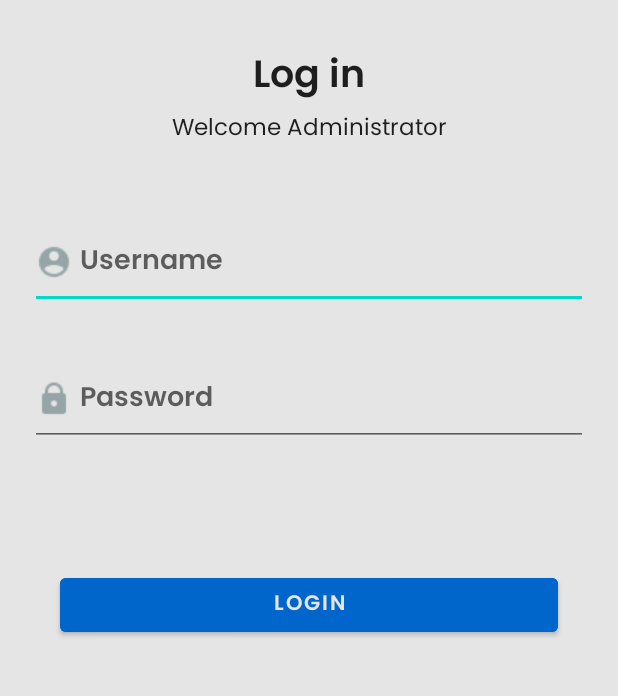
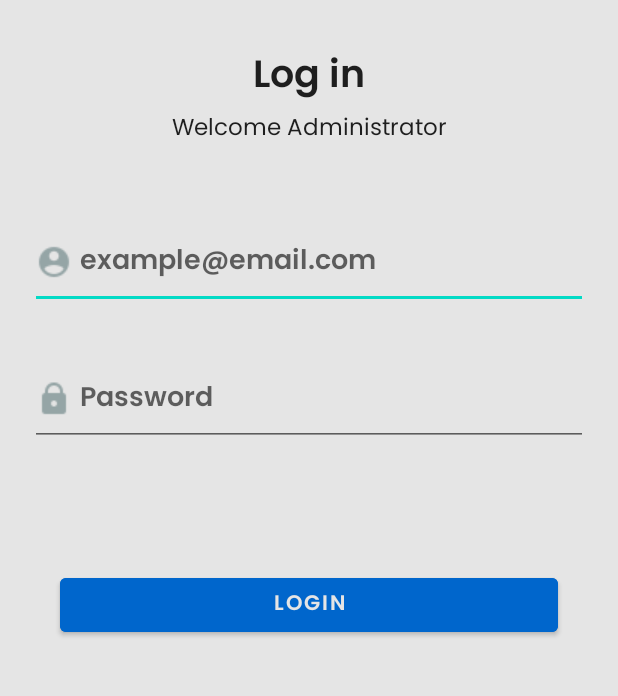
Before and after one commit to T1-Softwaree-Engineers/MZMOTORS-ADMIN-APP, an Android app: the screen it shows after launch (MainActivity), on a phone screen of 412 x 824 dp, the part 346-1042 px from its top. Run offline under Robolectric (Android 15) with nearby library versions, the phone set to English and light mode, and no system bars; our stand-ins replace Volley; Roboto replaces fonts that are not available here.

Commit message:
Comprobación de email, password y rol de administrador añadida

```diff
--- a/app/src/main/res/layout/activity_main.xml
+++ b/app/src/main/res/layout/activity_main.xml
@@ -61,7 +61,7 @@
         android:drawableLeft="@drawable/usericon"
         android:drawablePadding="5dp"
         android:fontFamily="@font/poppins_semibold"
-        android:hint="Username"
+        android:hint="example@email.com"
         android:singleLine="true">
 
     </EditText>
@@ -76,6 +76,7 @@
         android:layout_marginRight="20dp"
         android:drawableLeft="@drawable/passwd"
         android:drawablePadding="5dp"
+        android:inputType="textPassword"
 
         android:fontFamily="@font/poppins_semibold"
         android:hint="Password">
```
Also changed, not shown: app/src/main/java/com/example/mzmotors_admin/MainActivity.java (+17 -3 lines).
